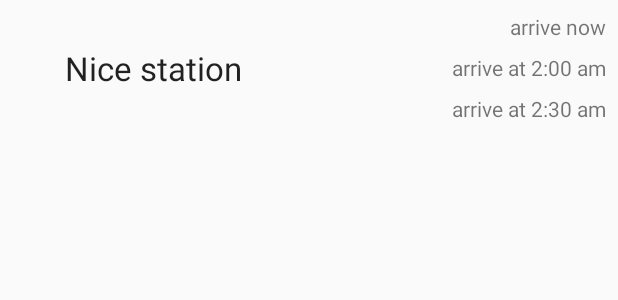
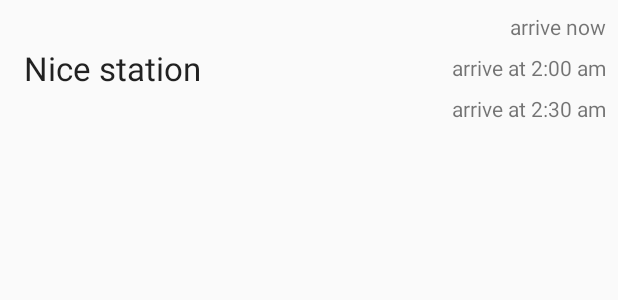
Before and after one commit to GianniGM/LondonMapsExample, an Android app: the layout main_activity_line_item.xml on its own in the app's theme, with its tools: preview values and no code run, on a phone screen of 412 x 824 dp. Shown: the top 300 px of the screen. Run offline under Robolectric (Android 15) with nearby library versions, the phone set to English and light mode, and no system bars.

```diff
--- a/app/src/main/java/com/giangraziano/citymapperandroidcc/LineDetailsActivity.kt
+++ b/app/src/main/java/com/giangraziano/citymapperandroidcc/LineDetailsActivity.kt
@@ -18,6 +18,6 @@ class LineDetailsActivity : AppCompatActivity() {
         setContentView(R.layout.activity_line_details)
 
         recyclerView.layoutManager = LinearLayoutManager(this)
-        val station = intent.extras.get(EXTRA_STATION)
+        val stationNaptanId = intent.extras.get(EXTRA_STATION)
     }
 }
--- a/app/src/main/java/com/giangraziano/citymapperandroidcc/network/networkUtils.kt
+++ b/app/src/main/java/com/giangraziano/citymapperandroidcc/network/NetworkUtils.kt
@@ -61,9 +61,10 @@ class Network {
         )
 
         return pointRequest
+                .flatMapIterable { response -> response.stopPoints.map { it.naptanId } }
                 .flatMap { response ->
                     return@flatMap retrofit.getArrivals(
-                            response.stopPoints[0].naptanId.toString(),
+                            response,
                             NetworkData.apiKey,
                             NetworkData.appId
                     )
--- a/app/src/main/res/layout/main_activity_line_item.xml
+++ b/app/src/main/res/layout/main_activity_line_item.xml
@@ -7,11 +7,11 @@
 
     <TextView
         android:id="@+id/station_name"
-        android:layout_width="wrap_content"
+        android:layout_width="0dp"
         android:layout_height="wrap_content"
         android:layout_marginBottom="8dp"
-        android:layout_marginEnd="8dp"
-        android:layout_marginStart="8dp"
+        android:layout_marginEnd="16dp"
+        android:layout_marginStart="16dp"
         android:layout_marginTop="8dp"
         android:textAppearance="@style/TextAppearance.AppCompat.Large"
         app:layout_constraintBottom_toBottomOf="parent"
```
Also changed, not shown: app/src/main/java/com/giangraziano/citymapperandroidcc/MainActivity.kt (+20 -18 lines).
